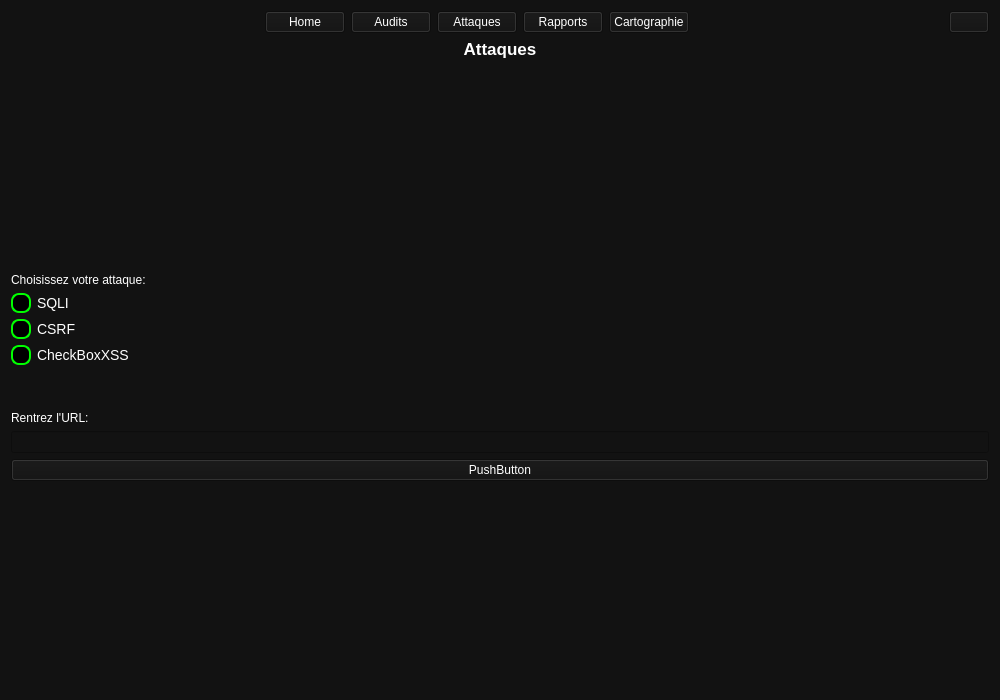
Above: frontend/ui/attaques.ui from Pauldechassey/Minatt-ck before the change. Below: the same form after it.
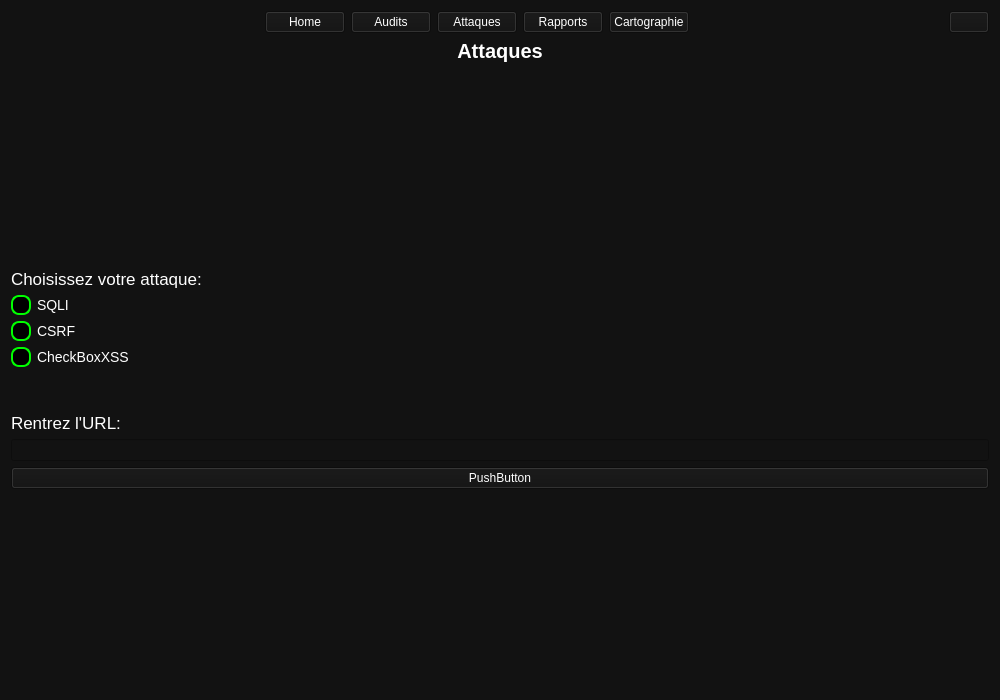
That is the form after the change.

Diff of the .ui file:
```diff
--- a/frontend/ui/attaques.ui
+++ b/frontend/ui/attaques.ui
@@ -293,6 +293,11 @@
      </item>
      <item row="2" column="0">
       <widget class="QLabel" name="labelChoixAttaques">
+       <property name="font">
+        <font>
+         <pointsize>13</pointsize>
+        </font>
+       </property>
        <property name="text">
         <string>Choisissez votre attaque:</string>
        </property>
@@ -300,6 +305,11 @@
      </item>
      <item row="7" column="0">
       <widget class="QLabel" name="labelUrlAttaques">
+       <property name="font">
+        <font>
+         <pointsize>13</pointsize>
+        </font>
+       </property>
        <property name="text">
         <string>Rentrez l'URL:</string>
        </property>
@@ -309,7 +319,7 @@
       <widget class="QLabel" name="labelNomAttaques">
        <property name="font">
         <font>
-         <pointsize>13</pointsize>
+         <pointsize>15</pointsize>
          <bold>true</bold>
         </font>
        </property>
```
